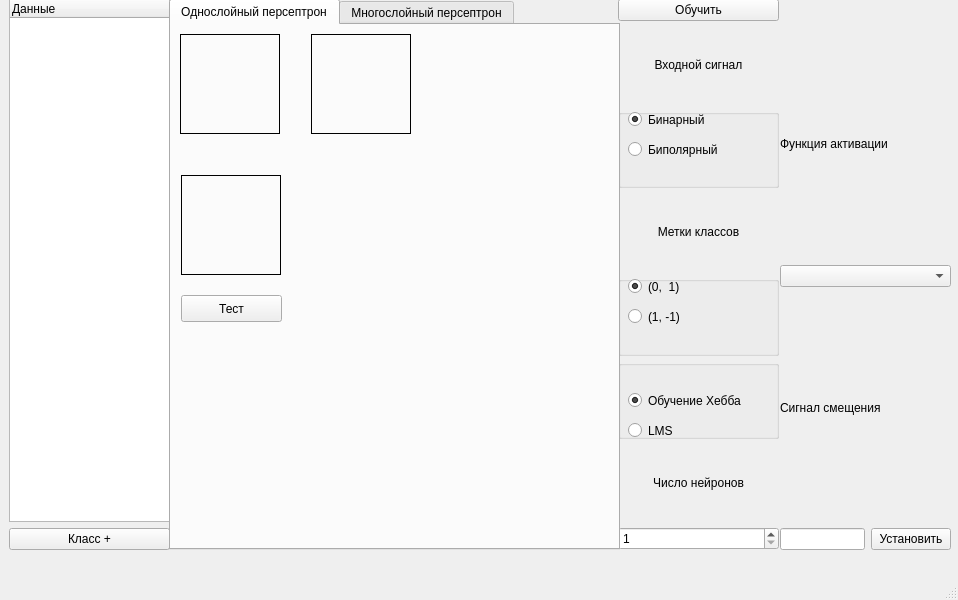
The window that View/view.ui (Alek-dr/NeuralNetworks) describes before a commit, drawn with Qt 5.
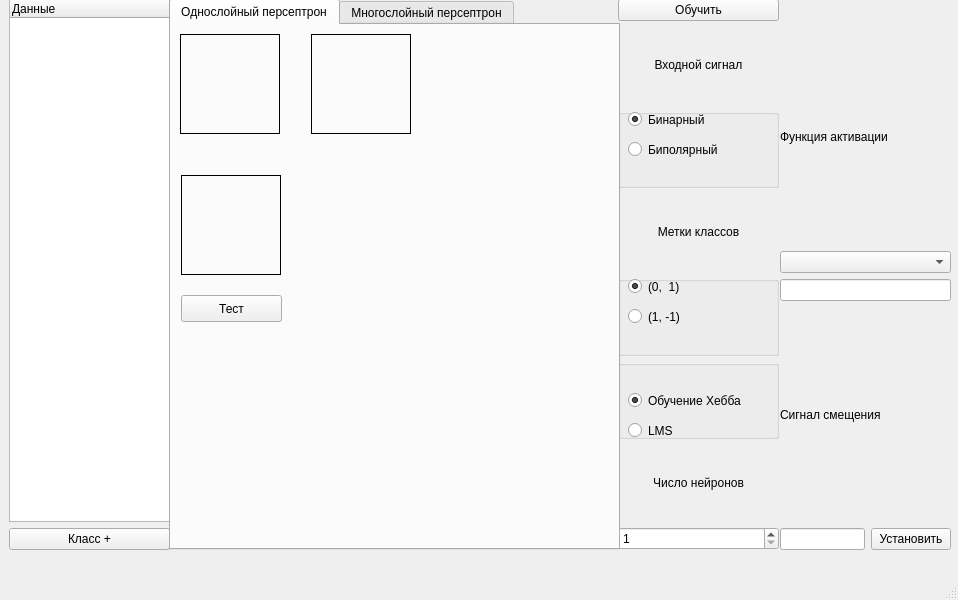
The same window after the commit.

What changed in the file:
```diff
--- a/View/view.ui
+++ b/View/view.ui
@@ -374,6 +374,9 @@
      <item>
       <widget class="QComboBox" name="activation"/>
      </item>
+     <item>
+      <widget class="QLineEdit" name="function_param"/>
+     </item>
      <item>
       <widget class="QLabel" name="label_5">
        <property name="text">
```
